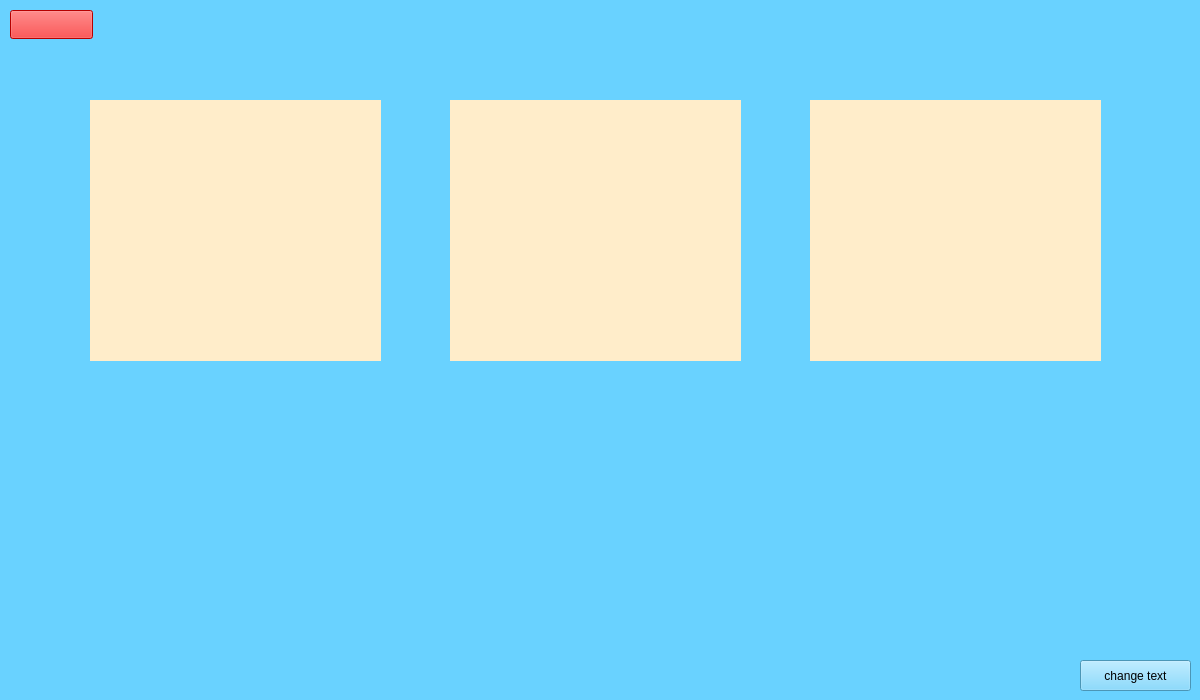
Before: the Qt Designer form selectmap.ui in ehsan-esf0/Qt-Game, drawn with Qt 5.
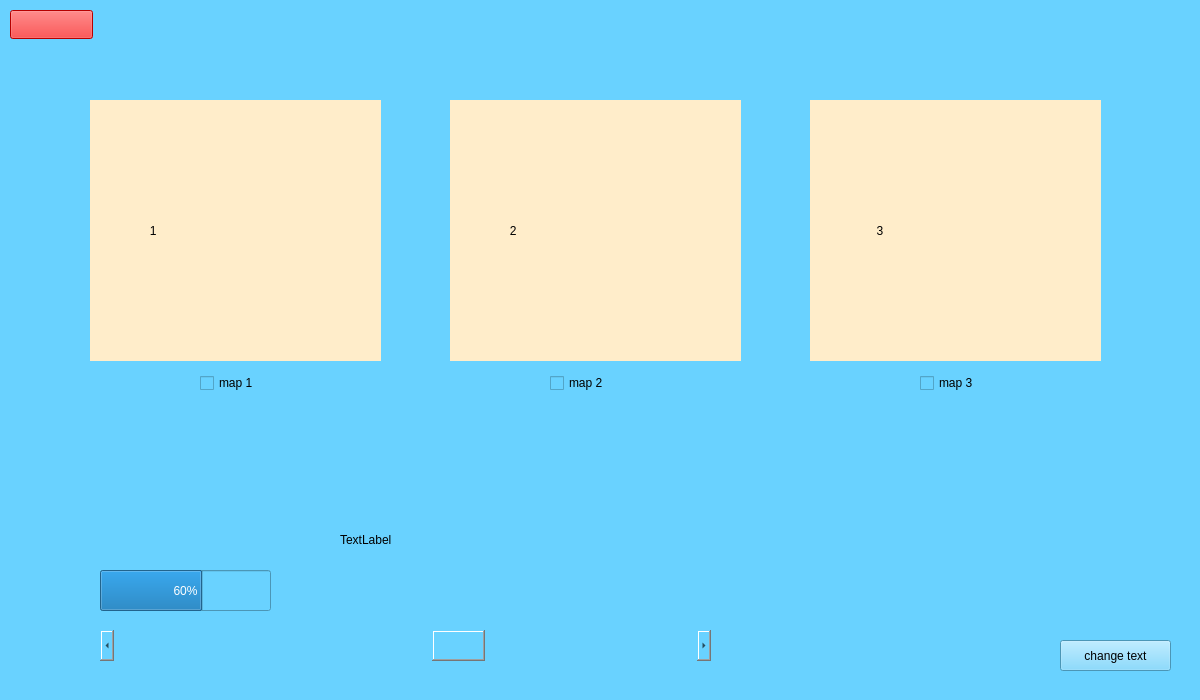
After: the same form once the commit is applied.

The edit to the form file:
```diff
--- a/selectmap.ui
+++ b/selectmap.ui
@@ -28,25 +28,6 @@
   <property name="styleSheet">
    <string notr="true">background-color : rgb(105, 210, 255);</string>
   </property>
-  <widget class="QPushButton" name="pushButton_2">
-   <property name="geometry">
-    <rect>
-     <x>1080</x>
-     <y>660</y>
-     <width>111</width>
-     <height>31</height>
-    </rect>
-   </property>
-   <property name="maximumSize">
-    <size>
-     <width>1200</width>
-     <height>700</height>
-    </size>
-   </property>
-   <property name="text">
-    <string>change text</string>
-   </property>
-  </widget>
   <widget class="QLabel" name="label">
    <property name="geometry">
     <rect>
@@ -57,10 +38,11 @@
     </rect>
    </property>
    <property name="styleSheet">
-    <string notr="true">background-color : rgb(255, 237, 202);</string>
+    <string notr="true">background-color : rgb(255, 237, 202);
+color : rgb(0, 0, 0);</string>
    </property>
    <property name="text">
-    <string/>
+    <string>                  1</string>
    </property>
   </widget>
   <widget class="QLabel" name="label_2">
@@ -73,10 +55,11 @@
     </rect>
    </property>
    <property name="styleSheet">
-    <string notr="true">background-color : rgb(255, 237, 202);</string>
+    <string notr="true">background-color : rgb(255, 237, 202);
+color : rgb(0, 0, 0);</string>
    </property>
    <property name="text">
-    <string/>
+    <string>                  2</string>
    </property>
   </widget>
   <widget class="QLabel" name="label_3">
@@ -89,10 +72,11 @@
     </rect>
    </property>
    <property name="styleSheet">
-    <string notr="true">background-color : rgb(255, 237, 202);</string>
+    <string notr="true">background-color : rgb(255, 237, 202);
+color : rgb(0, 0, 0);</string>
    </property>
    <property name="text">
-    <string/>
+    <string>                    3</string>
    </property>
   </widget>
   <widget class="QPushButton" name="pushButton">
@@ -111,6 +95,115 @@
     <string/>
    </property>
   </widget>
+  <widget class="QCheckBox" name="checkBox">
+   <property name="geometry">
+    <rect>
+     <x>200</x>
+     <y>370</y>
+     <width>93</width>
+     <height>26</height>
+    </rect>
+   </property>
+   <property name="text">
+    <string>map 1</string>
+   </property>
+   <property name="checkable">
+    <bool>true</bool>
+   </property>
+   <property name="checked">
+    <bool>false</bool>
+   </property>
+  </widget>
+  <widget class="QCheckBox" name="checkBox_2">
+   <property name="geometry">
+    <rect>
+     <x>550</x>
+     <y>370</y>
+     <width>93</width>
+     <height>26</height>
+    </rect>
+   </property>
+   <property name="text">
+    <string>map 2</string>
+   </property>
+  </widget>
+  <widget class="QCheckBox" name="checkBox_3">
+   <property name="geometry">
+    <rect>
+     <x>920</x>
+     <y>370</y>
+     <width>93</width>
+     <height>26</height>
+    </rect>
+   </property>
+   <property name="text">
+    <string>map 3</string>
+   </property>
+  </widget>
+  <widget class="QScrollBar" name="horizontalScrollBar">
+   <property name="geometry">
+    <rect>
+     <x>100</x>
+     <y>630</y>
+     <width>611</width>
+     <height>31</height>
+    </rect>
+   </property>
+   <property name="maximum">
+    <number>100</number>
+   </property>
+   <property name="value">
+    <number>60</number>
+   </property>
+   <property name="orientation">
+    <enum>Qt::Orientation::Horizontal</enum>
+   </property>
+  </widget>
+  <widget class="QProgressBar" name="progressBar">
+   <property name="geometry">
+    <rect>
+     <x>100</x>
+     <y>570</y>
+     <width>171</width>
+     <height>41</height>
+    </rect>
+   </property>
+   <property name="value">
+    <number>60</number>
+   </property>
+  </widget>
+  <widget class="QLabel" name="label_4">
+   <property name="geometry">
+    <rect>
+     <x>340</x>
+     <y>530</y>
+     <width>63</width>
+     <height>20</height>
+    </rect>
+   </property>
+   <property name="text">
+    <string>TextLabel</string>
+   </property>
+  </widget>
+  <widget class="QPushButton" name="pushButton_2">
+   <property name="geometry">
+    <rect>
+     <x>1060</x>
+     <y>640</y>
+     <width>111</width>
+     <height>31</height>
+    </rect>
+   </property>
+   <property name="maximumSize">
+    <size>
+     <width>1200</width>
+     <height>700</height>
+    </size>
+   </property>
+   <property name="text">
+    <string>change text</string>
+   </property>
+  </widget>
  </widget>
  <resources/>
  <connections/>
```
Left out of the diff: 19 changed lines with no effect on the pictures.
